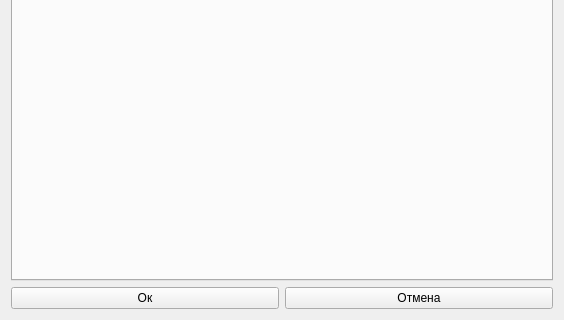
The window that src/settingsform.ui (vrs000/DMS) describes before a commit, drawn with Qt 5; both pictures show x 0 to 564 and y 155 to 475 of the 564 by 475 pixel window.
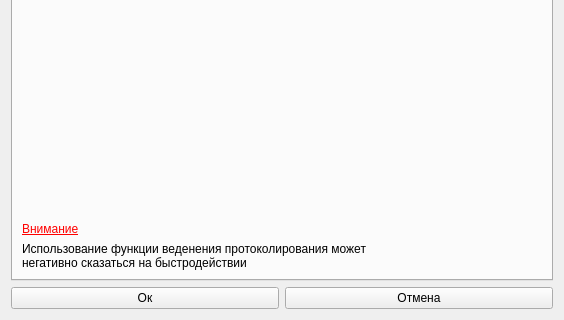
The same window after the commit. The open tabs and pages were chosen to show the change. Icons and pictures are not drawn.

Diff of the .ui file:
```diff
--- a/src/settingsform.ui
+++ b/src/settingsform.ui
@@ -214,8 +214,6 @@
         </attribute>
         <layout class="QVBoxLayout" name="verticalLayout_3">
          <item>
-          <layout class="QVBoxLayout" name="verticalLayout_2">
-           <item>
             <widget class="QCheckBox" name="LoggingCheckBox">
              <property name="text">
               <string>Включить протоколирование</string>
@@ -267,10 +265,35 @@
              <property name="sizeHint" stdset="0">
               <size>
                <width>20</width>
-               <height>40</height>
+             <height>167</height>
               </size>
              </property>
             </spacer>
+         </item>
+         <item>
+          <layout class="QVBoxLayout" name="verticalLayout_2">
+           <item>
+            <widget class="QLabel" name="TextLabel_3">
+             <property name="styleSheet">
+              <string notr="true">color: rgb(255, 0, 0);
+font: 75 12pt &quot;MS Shell Dlg 2&quot;;
+text-decoration: underline;</string>
+             </property>
+             <property name="text">
+              <string>Внимание</string>
+             </property>
+            </widget>
+           </item>
+           <item>
+            <widget class="QLabel" name="TextLabel_4">
+             <property name="text">
+              <string>Использование функции веденения протоколирования может 
+негативно сказаться на быстродейcтвии</string>
+             </property>
+             <property name="textFormat">
+              <enum>Qt::AutoText</enum>
+             </property>
+            </widget>
            </item>
           </layout>
          </item>
```
Lines whose indentation alone changed are shown as unchanged.
